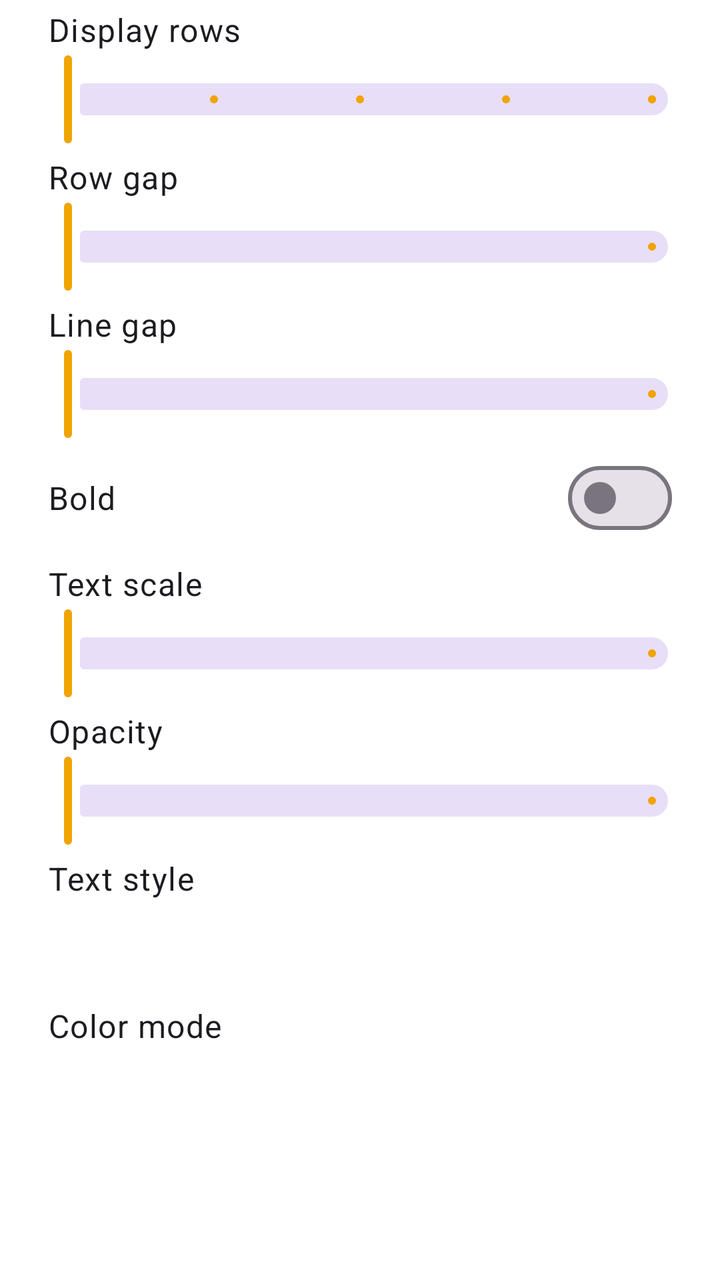
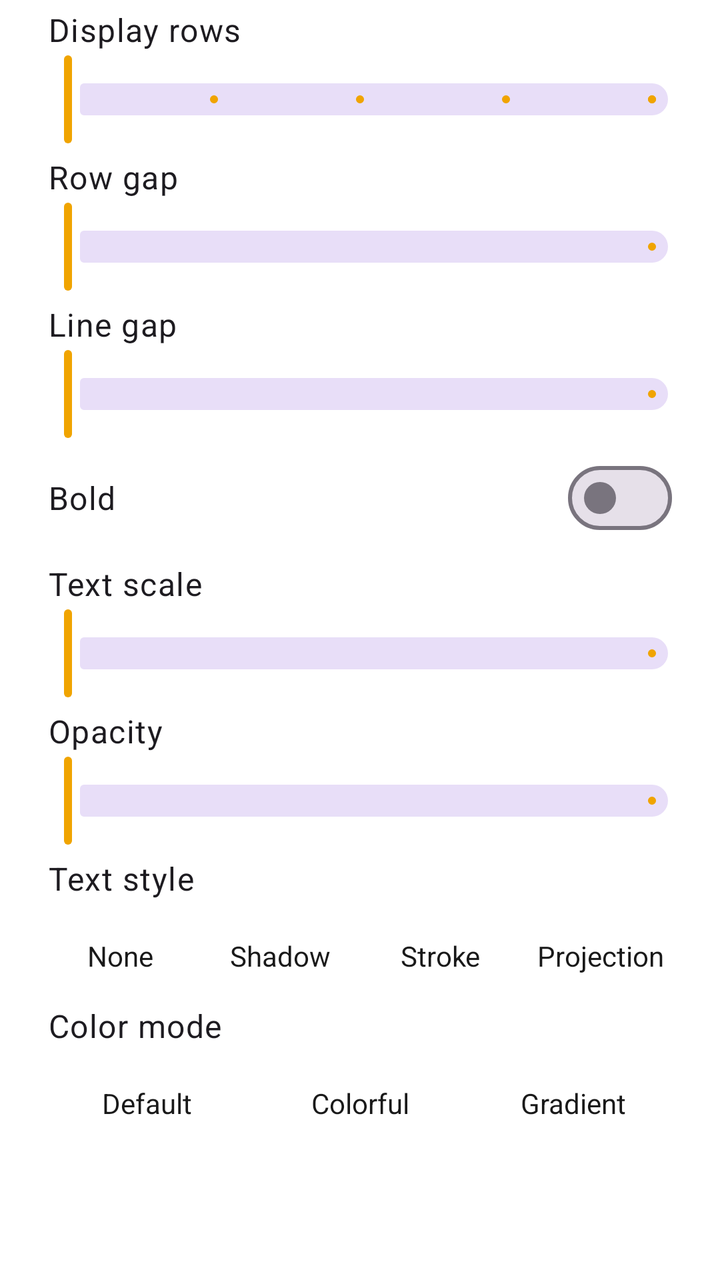

Before-and-after screenshots of an Android layout around one commit, followed by the original layout XML and the change that was made.
<!-- AndroidManifest.xml: another module's application theme Theme.App -->
<!-- res/layout/view_danmaku_appearance.xml -->
<?xml version="1.0" encoding="utf-8"?>
<androidx.appcompat.widget.LinearLayoutCompat xmlns:android="http://schemas.android.com/apk/res/android"
    xmlns:app="http://schemas.android.com/apk/res-auto"
    android:layout_width="match_parent"
    android:layout_height="wrap_content"
    android:orientation="vertical">

    <androidx.appcompat.widget.LinearLayoutCompat
        android:layout_width="match_parent"
        android:layout_height="wrap_content"
        android:gravity="center_vertical"
        android:orientation="horizontal"
        android:paddingHorizontal="24dp"
        android:paddingTop="4dp">

        <com.google.android.material.textview.MaterialTextView
            android:layout_width="0dp"
            android:layout_height="wrap_content"
            android:layout_weight="1"
            android:text="@string/danmaku_display_rows"
            android:textAppearance="?attr/textAppearanceBodyLarge" />

        <com.google.android.material.textview.MaterialTextView
            android:id="@+id/lineCountValue"
            android:layout_width="wrap_content"
            android:layout_height="wrap_content"
            android:textAppearance="?attr/textAppearanceBodyMedium"
            android:textColor="?attr/colorPrimary" />

    </androidx.appcompat.widget.LinearLayoutCompat>

    <com.google.android.material.slider.Slider
        android:id="@+id/lineCountSlider"
        android:layout_width="match_parent"
        android:layout_height="wrap_content"
        android:layout_marginHorizontal="12dp"
        android:stepSize="1"
        android:valueFrom="1"
        android:valueTo="5"
        app:tickVisible="true" />

    <androidx.appcompat.widget.LinearLayoutCompat
        android:layout_width="match_parent"
        android:layout_height="wrap_content"
        android:gravity="center_vertical"
        android:orientation="horizontal"
        android:paddingHorizontal="24dp"
        android:paddingTop="4dp">

        <com.google.android.material.textview.MaterialTextView
            android:layout_width="0dp"
            android:layout_height="wrap_content"
            android:layout_weight="1"
            android:text="@string/danmaku_scroll_gap_ratio"
            android:textAppearance="?attr/textAppearanceBodyLarge" />

        <com.google.android.material.textview.MaterialTextView
            android:id="@+id/scrollGapValue"
            android:layout_width="wrap_content"
            android:layout_height="wrap_content"
            android:textAppearance="?attr/textAppearanceBodyMedium"
            android:textColor="?attr/colorPrimary" />

    </androidx.appcompat.widget.LinearLayoutCompat>

    <com.google.android.material.slider.Slider
        android:id="@+id/scrollGapSlider"
        android:layout_width="match_parent"
        android:layout_height="wrap_content"
        android:layout_marginHorizontal="12dp"
        android:stepSize="0.1"
        android:valueFrom="0"
        android:valueTo="5.0"
        app:tickVisible="false" />

    <androidx.appcompat.widget.LinearLayoutCompat
        android:layout_width="match_parent"
        android:layout_height="wrap_content"
        android:gravity="center_vertical"
        android:orientation="horizontal"
        android:paddingHorizontal="24dp"
        android:paddingTop="4dp">

        <com.google.android.material.textview.MaterialTextView
            android:layout_width="0dp"
            android:layout_height="wrap_content"
            android:layout_weight="1"
            android:text="@string/danmaku_line_spacing"
            android:textAppearance="?attr/textAppearanceBodyLarge" />

        <com.google.android.material.textview.MaterialTextView
            android:id="@+id/lineSpacingValue"
            android:layout_width="wrap_content"
            android:layout_height="wrap_content"
            android:textAppearance="?attr/textAppearanceBodyMedium"
            android:textColor="?attr/colorPrimary" />

    </androidx.appcompat.widget.LinearLayoutCompat>

    <com.google.android.material.slider.Slider
        android:id="@+id/lineSpacingSlider"
        android:layout_width="match_parent"
        android:layout_height="wrap_content"
        android:layout_marginHorizontal="12dp"
        android:stepSize="0.1"
        android:valueFrom="1.0"
        android:valueTo="2.0"
        app:tickVisible="false" />

    <androidx.appcompat.widget.LinearLayoutCompat
        android:layout_width="match_parent"
        android:layout_height="wrap_content"
        android:gravity="center_vertical"
        android:orientation="horizontal"
        android:paddingHorizontal="24dp"
        android:paddingVertical="4dp">

        <com.google.android.material.textview.MaterialTextView
            android:layout_width="0dp"
            android:layout_height="wrap_content"
            android:layout_weight="1"
            android:text="@string/danmaku_text_bold"
            android:textAppearance="?attr/textAppearanceBodyLarge" />

        <com.google.android.material.materialswitch.MaterialSwitch
            android:id="@+id/textBoldSwitch"
            android:layout_width="wrap_content"
            android:layout_height="wrap_content" />

    </androidx.appcompat.widget.LinearLayoutCompat>

    <androidx.appcompat.widget.LinearLayoutCompat
        android:layout_width="match_parent"
        android:layout_height="wrap_content"
        android:gravity="center_vertical"
        android:orientation="horizontal"
        android:paddingHorizontal="24dp"
        android:paddingTop="4dp">

        <com.google.android.material.textview.MaterialTextView
            android:layout_width="0dp"
            android:layout_height="wrap_content"
            android:layout_weight="1"
            android:text="@string/danmaku_text_size"
            android:textAppearance="?attr/textAppearanceBodyLarge" />

        <com.google.android.material.textview.MaterialTextView
            android:id="@+id/textSizeValue"
            android:layout_width="wrap_content"
            android:layout_height="wrap_content"
            android:textAppearance="?attr/textAppearanceBodyMedium"
            android:textColor="?attr/colorPrimary" />

    </androidx.appcompat.widget.LinearLayoutCompat>

    <com.google.android.material.slider.Slider
        android:id="@+id/textSizeSlider"
        android:layout_width="match_parent"
        android:layout_height="wrap_content"
        android:layout_marginHorizontal="12dp"
        android:stepSize="0.1"
        android:valueFrom="0.5"
        android:valueTo="3.0"
        app:tickVisible="false" />

    <androidx.appcompat.widget.LinearLayoutCompat
        android:layout_width="match_parent"
        android:layout_height="wrap_content"
        android:gravity="center_vertical"
        android:orientation="horizontal"
        android:paddingHorizontal="24dp"
        android:paddingTop="4dp">

        <com.google.android.material.textview.MaterialTextView
            android:layout_width="0dp"
            android:layout_height="wrap_content"
            android:layout_weight="1"
            android:text="@string/danmaku_transparency"
            android:textAppearance="?attr/textAppearanceBodyLarge" />

        <com.google.android.material.textview.MaterialTextView
            android:id="@+id/alphaValue"
            android:layout_width="wrap_content"
            android:layout_height="wrap_content"
            android:textAppearance="?attr/textAppearanceBodyMedium"
            android:textColor="?attr/colorPrimary" />

    </androidx.appcompat.widget.LinearLayoutCompat>

    <com.google.android.material.slider.Slider
        android:id="@+id/alphaSlider"
        android:layout_width="match_parent"
        android:layout_height="wrap_content"
        android:layout_marginHorizontal="12dp"
        android:stepSize="0.05"
        android:valueFrom="0"
        android:valueTo="0.9"
        app:tickVisible="false" />

    <com.google.android.material.textview.MaterialTextView
        android:layout_width="match_parent"
        android:layout_height="wrap_content"
        android:paddingHorizontal="24dp"
        android:paddingTop="4dp"
        android:text="@string/danmaku_style_mode"
        android:textAppearance="?attr/textAppearanceBodyLarge" />

    <androidx.appcompat.widget.LinearLayoutCompat
        android:id="@+id/styleChipGroup"
        android:layout_width="match_parent"
        android:layout_height="40dp"
        android:layout_marginTop="8dp"
        android:paddingHorizontal="24dp"
        android:orientation="horizontal">

        <com.google.android.material.textview.MaterialTextView
            android:id="@+id/styleNone"
            android:layout_width="0dp"
            android:layout_height="match_parent"
            android:layout_marginEnd="8dp"
            android:layout_weight="1"
            android:background="@drawable/selector_control_sheet_button"
            android:gravity="center"
            android:text="@string/danmaku_style_none"
            android:textColor="@color/selector_control_sheet_text"
            android:textSize="14sp" />

        <com.google.android.material.textview.MaterialTextView
            android:id="@+id/styleShadow"
            android:layout_width="0dp"
            android:layout_height="match_parent"
            android:layout_marginEnd="8dp"
            android:layout_weight="1"
            android:background="@drawable/selector_control_sheet_button"
            android:gravity="center"
            android:text="@string/danmaku_style_shadow"
            android:textColor="@color/selector_control_sheet_text"
            android:textSize="14sp" />

        <com.google.android.material.textview.MaterialTextView
            android:id="@+id/styleStroke"
            android:layout_width="0dp"
            android:layout_height="match_parent"
            android:layout_marginEnd="8dp"
            android:layout_weight="1"
            android:background="@drawable/selector_control_sheet_button"
            android:gravity="center"
            android:text="@string/danmaku_style_stroke"
            android:textColor="@color/selector_control_sheet_text"
            android:textSize="14sp" />

        <com.google.android.material.textview.MaterialTextView
            android:id="@+id/styleProjection"
            android:layout_width="0dp"
            android:layout_height="match_parent"
            android:layout_weight="1"
            android:background="@drawable/selector_control_sheet_button"
            android:gravity="center"
            android:text="@string/danmaku_style_projection"
            android:textColor="@color/selector_control_sheet_text"
            android:textSize="14sp" />

    </androidx.appcompat.widget.LinearLayoutCompat>

    <androidx.appcompat.widget.LinearLayoutCompat
        android:id="@+id/shadowAlphaRow"
        android:layout_width="match_parent"
        android:layout_height="wrap_content"
        android:gravity="center_vertical"
        android:orientation="horizontal"
        android:paddingHorizontal="24dp"
        android:paddingTop="4dp"
        android:visibility="gone">

        <com.google.android.material.textview.MaterialTextView
            android:layout_width="0dp"
            android:layout_height="wrap_content"
            android:layout_weight="1"
            android:text="@string/danmaku_shadow_transparency"
            android:textAppearance="?attr/textAppearanceBodyLarge" />

        <com.google.android.material.textview.MaterialTextView
            android:id="@+id/shadowAlphaValue"
            android:layout_width="wrap_content"
            android:layout_height="wrap_content"
            android:textAppearance="?attr/textAppearanceBodyMedium"
            android:textColor="?attr/colorPrimary" />

    </androidx.appcompat.widget.LinearLayoutCompat>

    <com.google.android.material.slider.Slider
        android:id="@+id/shadowAlphaSlider"
        android:layout_width="match_parent"
        android:layout_height="wrap_content"
        android:layout_marginHorizontal="12dp"
        android:stepSize="0.05"
        android:valueFrom="0"
        android:valueTo="0.9"
        android:visibility="gone"
        app:tickVisible="false" />

    <androidx.appcompat.widget.LinearLayoutCompat
        android:id="@+id/strokeWidthRow"
        android:layout_width="match_parent"
        android:layout_height="wrap_content"
        android:gravity="center_vertical"
        android:orientation="horizontal"
        android:paddingHorizontal="24dp"
        android:paddingTop="4dp"
        android:visibility="gone">

        <com.google.android.material.textview.MaterialTextView
            android:layout_width="0dp"
            android:layout_height="wrap_content"
            android:layout_weight="1"
            android:text="@string/danmaku_stroke_width"
            android:textAppearance="?attr/textAppearanceBodyLarge" />

        <com.google.android.material.textview.MaterialTextView
            android:id="@+id/strokeWidthValue"
            android:layout_width="wrap_content"
            android:layout_height="wrap_content"
            android:textAppearance="?attr/textAppearanceBodyMedium"
            android:textColor="?attr/colorPrimary" />

    </androidx.appcompat.widget.LinearLayoutCompat>

    <com.google.android.material.slider.Slider
        android:id="@+id/strokeWidthSlider"
        android:layout_width="match_parent"
        android:layout_height="wrap_content"
        android:layout_marginHorizontal="12dp"
        android:stepSize="0.01"
        android:valueFrom="0.05"
        android:valueTo="0.3"
        android:visibility="gone"
        app:tickVisible="false" />

    <androidx.appcompat.widget.LinearLayoutCompat
        android:id="@+id/projectionOffsetXRow"
        android:layout_width="match_parent"
        android:layout_height="wrap_content"
        android:gravity="center_vertical"
        android:orientation="horizontal"
        android:paddingHorizontal="24dp"
        android:paddingTop="4dp"
        android:visibility="gone">

        <com.google.android.material.textview.MaterialTextView
            android:layout_width="0dp"
            android:layout_height="wrap_content"
            android:layout_weight="1"
            android:text="@string/danmaku_projection_offset_x"
            android:textAppearance="?attr/textAppearanceBodyLarge" />

        <com.google.android.material.textview.MaterialTextView
            android:id="@+id/projectionOffsetXValue"
            android:layout_width="wrap_content"
            android:layout_height="wrap_content"
            android:textAppearance="?attr/textAppearanceBodyMedium"
            android:textColor="?attr/colorPrimary" />

    </androidx.appcompat.widget.LinearLayoutCompat>

    <com.google.android.material.slider.Slider
        android:id="@+id/projectionOffsetXSlider"
        android:layout_width="match_parent"
        android:layout_height="wrap_content"
        android:layout_marginHorizontal="12dp"
        android:stepSize="0.01"
        android:valueFrom="0.02"
        android:valueTo="0.15"
        android:visibility="gone"
        app:tickVisible="false" />

    <androidx.appcompat.widget.LinearLayoutCompat
        android:id="@+id/projectionOffsetYRow"
        android:layout_width="match_parent"
        android:layout_height="wrap_content"
        android:gravity="center_vertical"
        android:orientation="horizontal"
        android:paddingHorizontal="24dp"
        android:paddingTop="4dp"
        android:visibility="gone">

        <com.google.android.material.textview.MaterialTextView
            android:layout_width="0dp"
            android:layout_height="wrap_content"
            android:layout_weight="1"
            android:text="@string/danmaku_projection_offset_y"
            android:textAppearance="?attr/textAppearanceBodyLarge" />

        <com.google.android.material.textview.MaterialTextView
            android:id="@+id/projectionOffsetYValue"
            android:layout_width="wrap_content"
            android:layout_height="wrap_content"
            android:textAppearance="?attr/textAppearanceBodyMedium"
            android:textColor="?attr/colorPrimary" />

    </androidx.appcompat.widget.LinearLayoutCompat>

    <com.google.android.material.slider.Slider
        android:id="@+id/projectionOffsetYSlider"
        android:layout_width="match_parent"
        android:layout_height="wrap_content"
        android:layout_marginHorizontal="12dp"
        android:stepSize="0.01"
        android:valueFrom="0.02"
        android:valueTo="0.15"
        android:visibility="gone"
        app:tickVisible="false" />

    <androidx.appcompat.widget.LinearLayoutCompat
        android:id="@+id/projectionAlphaRow"
        android:layout_width="match_parent"
        android:layout_height="wrap_content"
        android:gravity="center_vertical"
        android:orientation="horizontal"
        android:paddingHorizontal="24dp"
        android:paddingTop="4dp"
        android:visibility="gone">

        <com.google.android.material.textview.MaterialTextView
            android:layout_width="0dp"
            android:layout_height="wrap_content"
            android:layout_weight="1"
            android:text="@string/danmaku_projection_transparency"
            android:textAppearance="?attr/textAppearanceBodyLarge" />

        <com.google.android.material.textview.MaterialTextView
            android:id="@+id/projectionAlphaValue"
            android:layout_width="wrap_content"
            android:layout_height="wrap_content"
            android:textAppearance="?attr/textAppearanceBodyMedium"
            android:textColor="?attr/colorPrimary" />

    </androidx.appcompat.widget.LinearLayoutCompat>

    <com.google.android.material.slider.Slider
        android:id="@+id/projectionAlphaSlider"
        android:layout_width="match_parent"
        android:layout_height="wrap_content"
        android:layout_marginHorizontal="12dp"
        android:stepSize="0.05"
        android:valueFrom="0"
        android:valueTo="0.9"
        android:visibility="gone"
        app:tickVisible="false" />

    <com.google.android.material.textview.MaterialTextView
        android:layout_width="match_parent"
        android:layout_height="wrap_content"
        android:paddingHorizontal="24dp"
        android:paddingTop="4dp"
        android:text="@string/danmaku_color_mode"
        android:textAppearance="?attr/textAppearanceBodyLarge" />

    <androidx.appcompat.widget.LinearLayoutCompat
        android:id="@+id/colorChipGroup"
        android:layout_width="match_parent"
        android:layout_height="40dp"
        android:layout_marginTop="8dp"
        android:paddingHorizontal="24dp"
        android:orientation="horizontal">

        <com.google.android.material.textview.MaterialTextView
            android:id="@+id/colorDefault"
            android:layout_width="0dp"
            android:layout_height="match_parent"
            android:layout_marginEnd="8dp"
            android:layout_weight="1"
            android:background="@drawable/selector_control_sheet_button"
            android:gravity="center"
            android:text="@string/danmaku_color_default"
            android:textColor="@color/selector_control_sheet_text"
            android:textSize="14sp" />

        <com.google.android.material.textview.MaterialTextView
            android:id="@+id/colorColorful"
            android:layout_width="0dp"
            android:layout_height="match_parent"
            android:layout_marginEnd="8dp"
            android:layout_weight="1"
            android:background="@drawable/selector_control_sheet_button"
            android:gravity="center"
            android:text="@string/danmaku_color_colorful"
            android:textColor="@color/selector_control_sheet_text"
            android:textSize="14sp" />

        <com.google.android.material.textview.MaterialTextView
            android:id="@+id/colorGradient"
            android:layout_width="0dp"
            android:layout_height="match_parent"
            android:layout_weight="1"
            android:background="@drawable/selector_control_sheet_button"
            android:gravity="center"
            android:text="@string/danmaku_color_gradient"
            android:textColor="@color/selector_control_sheet_text"
            android:textSize="14sp" />

    </androidx.appcompat.widget.LinearLayoutCompat>

    <com.google.android.material.textview.MaterialTextView
        android:id="@+id/colorOverrideHint"
        android:layout_width="match_parent"
        android:layout_height="wrap_content"
        android:paddingHorizontal="24dp"
        android:paddingVertical="4dp"
        android:text="@string/danmaku_color_override_hint"
        android:textAppearance="?attr/textAppearanceBodySmall"
        android:textColor="?attr/colorError"
        android:visibility="gone" />

</androidx.appcompat.widget.LinearLayoutCompat>
<!-- resources referenced by this layout -->
<resources>
  <!-- drawable selector_control_sheet_button (drawable) -->
  <?xml version="1.0" encoding="utf-8"?>
  <ripple xmlns:android="http://schemas.android.com/apk/res/android"
      android:color="#33FFFFFF">
      <item>
          <selector>
              <item android:state_pressed="true">
                  <shape android:shape="rectangle">
                      <corners android:radius="7dp" />
                      <solid android:color="#66FFFFFF" />
                      <stroke
                          android:width="2dp"
                          android:color="#D9FFFFFF" />
                  </shape>
              </item>
              <item android:state_selected="true">
                  <shape android:shape="rectangle">
                      <corners android:radius="7dp" />
                      <solid android:color="#5CFFFFFF" />
                      <stroke
                          android:width="2dp"
                          android:color="#BFFFFFFF" />
                  </shape>
              </item>
              <item>
                  <shape android:shape="rectangle">
                      <corners android:radius="7dp" />
                      <solid android:color="#1FFFFFFF" />
                      <stroke
                          android:width="1dp"
                          android:color="#14FFFFFF" />
                  </shape>
              </item>
          </selector>
      </item>
  </ripple>
  <string name="danmaku_color_colorful">Colorful</string>
  <string name="danmaku_color_default">Default</string>
  <string name="danmaku_color_gradient">Gradient</string>
  <string name="danmaku_color_mode">Color mode</string>
  <string name="danmaku_color_override_hint">Original colors will be ignored</string>
  <string name="danmaku_display_rows">Display rows</string>
  <string name="danmaku_line_spacing">Line gap</string>
  <string name="danmaku_projection_offset_x">Projection offset X</string>
  <string name="danmaku_projection_offset_y">Projection offset Y</string>
  <string name="danmaku_projection_transparency">Projection opacity</string>
  <string name="danmaku_scroll_gap_ratio">Row gap</string>
  <string name="danmaku_shadow_transparency">Shadow opacity</string>
  <string name="danmaku_stroke_width">Stroke width</string>
  <string name="danmaku_style_mode">Text style</string>
  <string name="danmaku_style_none">None</string>
  <string name="danmaku_style_projection">Projection</string>
  <string name="danmaku_style_shadow">Shadow</string>
  <string name="danmaku_style_stroke">Stroke</string>
  <string name="danmaku_text_bold">Bold</string>
  <string name="danmaku_text_size">Text scale</string>
  <string name="danmaku_transparency">Opacity</string>
  <style name="Theme.App" parent="Theme.XingChen">
          <item name="android:windowDisablePreview">true</item>
          <item name="android:windowSplashScreenBackground">#000000</item>
          <item name="android:windowBackground">#000000</item>
      </style>
  <style name="Theme.XingChen" parent="Theme.Material3.DayNight.NoActionBar">
          <item name="android:windowBackground">@android:color/transparent</item>
                <item name="android:colorBackground">@android:color/transparent</item>
          <item name="colorPrimary">#f0a400</item>
          <item name="colorPrimaryVariant">#c07f00</item>
          <item name="colorOnPrimary">@android:color/white</item>
      </style>
</resources>

<!-- the commit's change to res/layout/view_danmaku_appearance.xml (unified diff, before → after) -->
@@ -222,7 +222,7 @@
             android:background="@drawable/selector_control_sheet_button"
             android:gravity="center"
             android:text="@string/danmaku_style_none"
-            android:textColor="@color/selector_control_sheet_text"
+            android:textColor="@color/selector_control_sheet_text_dark"
             android:textSize="14sp" />
 
         <com.google.android.material.textview.MaterialTextView
@@ -234,7 +234,7 @@
             android:background="@drawable/selector_control_sheet_button"
             android:gravity="center"
             android:text="@string/danmaku_style_shadow"
-            android:textColor="@color/selector_control_sheet_text"
+            android:textColor="@color/selector_control_sheet_text_dark"
             android:textSize="14sp" />
 
         <com.google.android.material.textview.MaterialTextView
@@ -246,7 +246,7 @@
             android:background="@drawable/selector_control_sheet_button"
             android:gravity="center"
             android:text="@string/danmaku_style_stroke"
-            android:textColor="@color/selector_control_sheet_text"
+            android:textColor="@color/selector_control_sheet_text_dark"
             android:textSize="14sp" />
 
         <com.google.android.material.textview.MaterialTextView
@@ -257,7 +257,7 @@
             android:background="@drawable/selector_control_sheet_button"
             android:gravity="center"
             android:text="@string/danmaku_style_projection"
-            android:textColor="@color/selector_control_sheet_text"
+            android:textColor="@color/selector_control_sheet_text_dark"
             android:textSize="14sp" />
 
     </androidx.appcompat.widget.LinearLayoutCompat>
@@ -472,7 +472,7 @@
             android:background="@drawable/selector_control_sheet_button"
             android:gravity="center"
             android:text="@string/danmaku_color_default"
-            android:textColor="@color/selector_control_sheet_text"
+            android:textColor="@color/selector_control_sheet_text_dark"
             android:textSize="14sp" />
 
         <com.google.android.material.textview.MaterialTextView
@@ -484,7 +484,7 @@
             android:background="@drawable/selector_control_sheet_button"
             android:gravity="center"
             android:text="@string/danmaku_color_colorful"
-            android:textColor="@color/selector_control_sheet_text"
+            android:textColor="@color/selector_control_sheet_text_dark"
             android:textSize="14sp" />
 
         <com.google.android.material.textview.MaterialTextView
@@ -495,7 +495,7 @@
             android:background="@drawable/selector_control_sheet_button"
             android:gravity="center"
             android:text="@string/danmaku_color_gradient"
-            android:textColor="@color/selector_control_sheet_text"
+            android:textColor="@color/selector_control_sheet_text_dark"
             android:textSize="14sp" />
 
     </androidx.appcompat.widget.LinearLayoutCompat>
